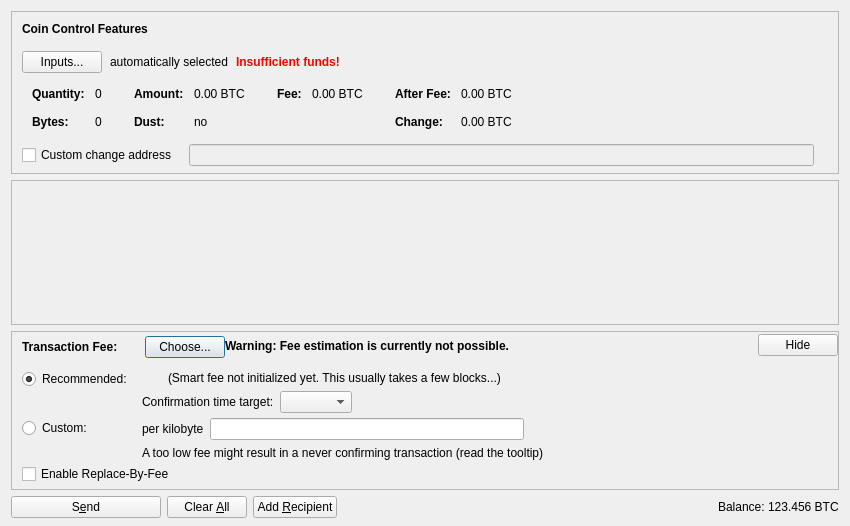
The window that src/qt/forms/sendcoinsdialog.ui (Visionmeks/batamcoin) describes before a commit, drawn with Qt 5.
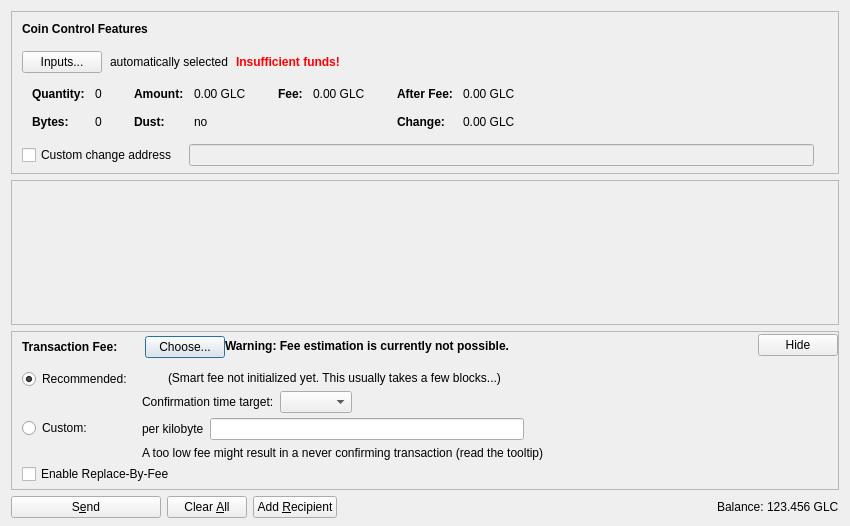
The same window after the commit. Icons and pictures are not drawn. Custom widgets are drawn as their Qt base class.

Patch:
```diff
--- a/src/qt/forms/sendcoinsdialog.ui
+++ b/src/qt/forms/sendcoinsdialog.ui
@@ -324,7 +324,7 @@
                   <enum>Qt::ActionsContextMenu</enum>
                  </property>
                  <property name="text">
-                  <string notr="true">0.00 BTC</string>
+                  <string notr="true">0.00 GLC</string>
                  </property>
                  <property name="textInteractionFlags">
                   <set>Qt::LinksAccessibleByMouse|Qt::TextSelectableByKeyboard|Qt::TextSelectableByMouse</set>
@@ -404,7 +404,7 @@
                   <enum>Qt::ActionsContextMenu</enum>
                  </property>
                  <property name="text">
-                  <string notr="true">0.00 BTC</string>
+                  <string notr="true">0.00 GLC</string>
                  </property>
                  <property name="textInteractionFlags">
                   <set>Qt::LinksAccessibleByMouse|Qt::TextSelectableByKeyboard|Qt::TextSelectableByMouse</set>
@@ -455,7 +455,7 @@
                   <enum>Qt::ActionsContextMenu</enum>
                  </property>
                  <property name="text">
-                  <string notr="true">0.00 BTC</string>
+                  <string notr="true">0.00 GLC</string>
                  </property>
                  <property name="textInteractionFlags">
                   <set>Qt::LinksAccessibleByMouse|Qt::TextSelectableByKeyboard|Qt::TextSelectableByMouse</set>
@@ -484,7 +484,7 @@
                   <enum>Qt::ActionsContextMenu</enum>
                  </property>
                  <property name="text">
-                  <string notr="true">0.00 BTC</string>
+                  <string notr="true">0.00 GLC</string>
                  </property>
                  <property name="textInteractionFlags">
                   <set>Qt::LinksAccessibleByMouse|Qt::TextSelectableByKeyboard|Qt::TextSelectableByMouse</set>
@@ -1214,7 +1214,7 @@
           <cursorShape>IBeamCursor</cursorShape>
          </property>
          <property name="text">
-          <string notr="true">123.456 BTC</string>
+          <string notr="true">123.456 GLC</string>
          </property>
          <property name="textInteractionFlags">
           <set>Qt::LinksAccessibleByMouse|Qt::TextSelectableByKeyboard|Qt::TextSelectableByMouse</set>
```
